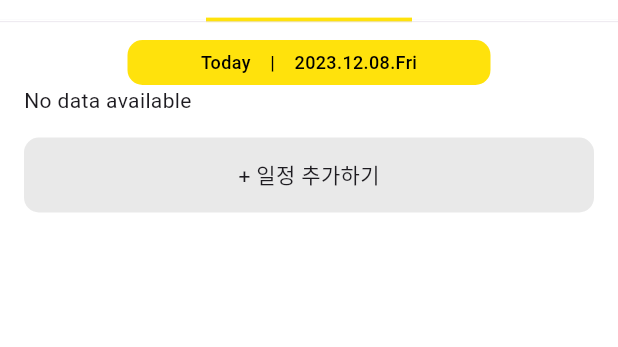
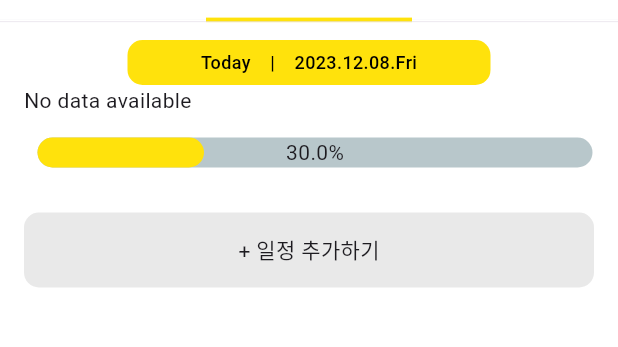
Before and after one commit to minzziPark/Flutter_project_Beeginner, a Flutter app: the SchedulePage screen opened by its route, on a phone screen of 412 x 824 dp, the part 110-457 px from its top. Run offline on Flutter 3.47's test engine with Material 3 defaults, Android fonts, the phone set to English and light mode, and no system bars; drawn by our look-alikes of percent_indicator; our stand-ins replace cloud_firestore, firebase_auth, firebase_core, flutter_svg, table_calendar, timer_builder; accounts and stored records are empty.

Commit message:
프로그래스바 추가

```diff
--- a/beeginner/lib/schedule.dart
+++ b/beeginner/lib/schedule.dart
@@ -5,6 +5,7 @@ import 'package:flutter_svg/svg.dart';
 import 'package:intl/intl.dart';
 import 'package:timer_builder/timer_builder.dart';
 
+import 'package:percent_indicator/percent_indicator.dart';
 import 'package:table_calendar/table_calendar.dart';
 
 class SchedulePage extends StatefulWidget {
@@ -225,6 +226,19 @@ class _SchedulePageState extends State<SchedulePage> {
             ),
             Padding(
               padding: const EdgeInsets.all(15.0),
+              child: LinearPercentIndicator(
+                width: 390,
+                animation: true,
+                lineHeight: 20.0,
+                animationDuration: 2000,
+                percent: 0.3,
+                center: Text("30.0%"),
+                linearStrokeCap: LinearStrokeCap.roundAll,
+                progressColor: Color.fromRGBO(255, 226, 12, 1),
+              ),
+            ),
+            Padding(
+              padding: const EdgeInsets.all(15.0),
               child: Container(
                 width: 380,
                 height: 50,
```
